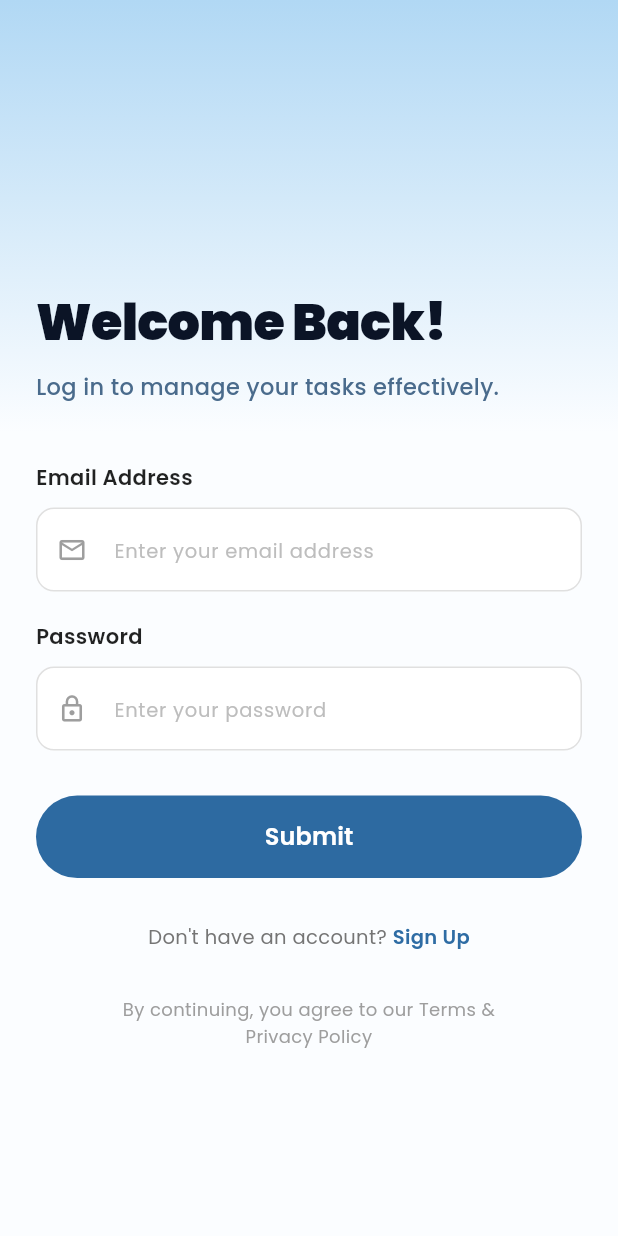
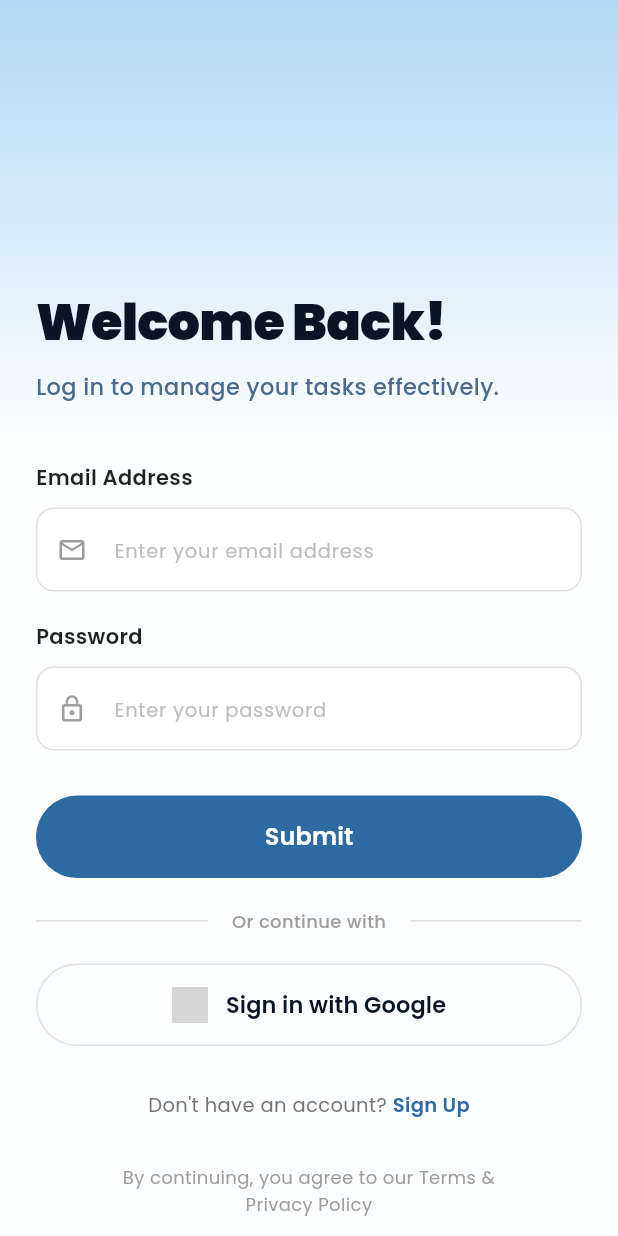
Before and after one commit to athuljohny/herody_task_manager, a Flutter app: the screen it shows after launch, on a phone screen of 412 x 824 dp. Run offline on Flutter 3.47's test engine with Material 3 defaults, Android fonts, the phone set to English and light mode, and no system bars; our stand-ins replace dio, firebase_auth, firebase_core, flutter_spinkit, get, google_fonts and 3 more; accounts and stored records are empty; network calls fail; grey boxes are pictures that could not be loaded.

Commit message:
feat: implement google authentication

```diff
--- a/lib/domain/repositories/auth_repository.dart
+++ b/lib/domain/repositories/auth_repository.dart
@@ -10,6 +10,7 @@ abstract class AuthRepository {
     String email,
     String password,
   );
+  Future<UserCredential> signInWithGoogle();
   Future<void> signOut();
   User? get currentUser;
 }
--- a/lib/presentation/pages/login_page.dart
+++ b/lib/presentation/pages/login_page.dart
@@ -179,16 +179,12 @@ class _LoginPageState extends State<LoginPage> {
                       child: ElevatedButton(
                         onPressed: _authController.isLoading.value
                             ? null
-                            : () {
-                                _authController.signIn(
-                                  _emailController.text.trim(),
-                                  _passwordController.text.trim(),
-                                );
-                              },
+                            : () => _authController.signIn(
+                                _emailController.text.trim(),
+                                _passwordController.text.trim(),
+                              ),
                         style: ElevatedButton.styleFrom(
-                          backgroundColor: const Color(
-                            0xFF2D6AA1,
-                          ), // Match exact reference blue
+                          backgroundColor: const Color(0xFF2D6AA1),
                           elevation: 0,
                           shape: RoundedRectangleBorder(
                             borderRadius: BorderRadius.circular(30),
@@ -211,6 +207,66 @@ class _LoginPageState extends State<LoginPage> {
                                   color: Colors.white,
                                 ),
                               ),
+                      ),
+                    ),
+                  ),
+
+                  const SizedBox(height: 20),
+
+                  // Divider
+                  Row(
+                    children: [
+                      Expanded(child: Divider(color: Colors.grey[300])),
+                      Padding(
+                        padding: const EdgeInsets.symmetric(horizontal: 16),
+                        child: Text(
+                          "Or continue with",
+                          style: GoogleFonts.poppins(
+                            fontSize: 12,
+                            color: Colors.grey[500],
+                            fontWeight: FontWeight.w500,
+                          ),
+                        ),
+                      ),
+                      Expanded(child: Divider(color: Colors.grey[300])),
+                    ],
+                  ),
+
+                  const SizedBox(height: 20),
+
+                  // Google Sign In Button
+                  Obx(
+                    () => SizedBox(
+                      width: double.infinity,
+                      height: 55,
+                      child: OutlinedButton(
+                        onPressed: _authController.isLoading.value
+                            ? null
+                            : () => _authController.signInWithGoogle(),
+                        style: OutlinedButton.styleFrom(
+                          side: BorderSide(color: Colors.grey[300]!),
+                          shape: RoundedRectangleBorder(
+                            borderRadius: BorderRadius.circular(30),
+                          ),
+                        ),
+                        child: Row(
+                          mainAxisAlignment: MainAxisAlignment.center,
+                          children: [
+                            Image.network(
+                              'https://upload.wikimedia.org/wikipedia/commons/thumb/c/c1/Google_%22G%22_logo.svg/1200px-Google_%22G%22_logo.svg.png',
+                              height: 24,
+                            ),
+                            const SizedBox(width: 12),
+                            Text(
+                              "Sign in with Google",
+                              style: GoogleFonts.poppins(
+                                fontSize: 15,
+                                fontWeight: FontWeight.w600,
+                                color: const Color(0xFF0B1426),
+                              ),
+                            ),
+                          ],
+                        ),
                       ),
                     ),
                   ),
--- a/pubspec.yaml
+++ b/pubspec.yaml
@@ -45,6 +45,7 @@ dependencies:
   image_picker: ^1.2.1
   firebase_storage: ^12.4.10
   uuid: ^4.5.3
+  google_sign_in: ^7.2.0
 
 dev_dependencies:
   flutter_test:
```
Also changed, not shown: lib/data/repositories/auth_repository_impl.dart (+22 -0 lines), lib/presentation/controllers/auth_controller.dart (+18 -0 lines), pubspec.lock, 2 other files.
